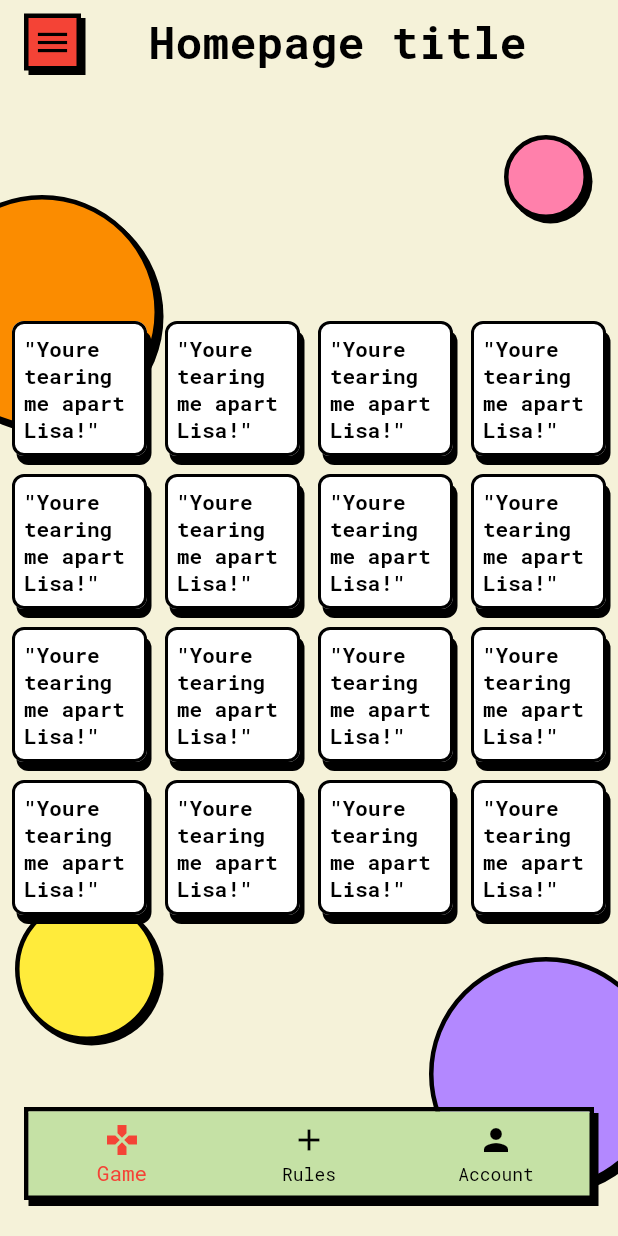
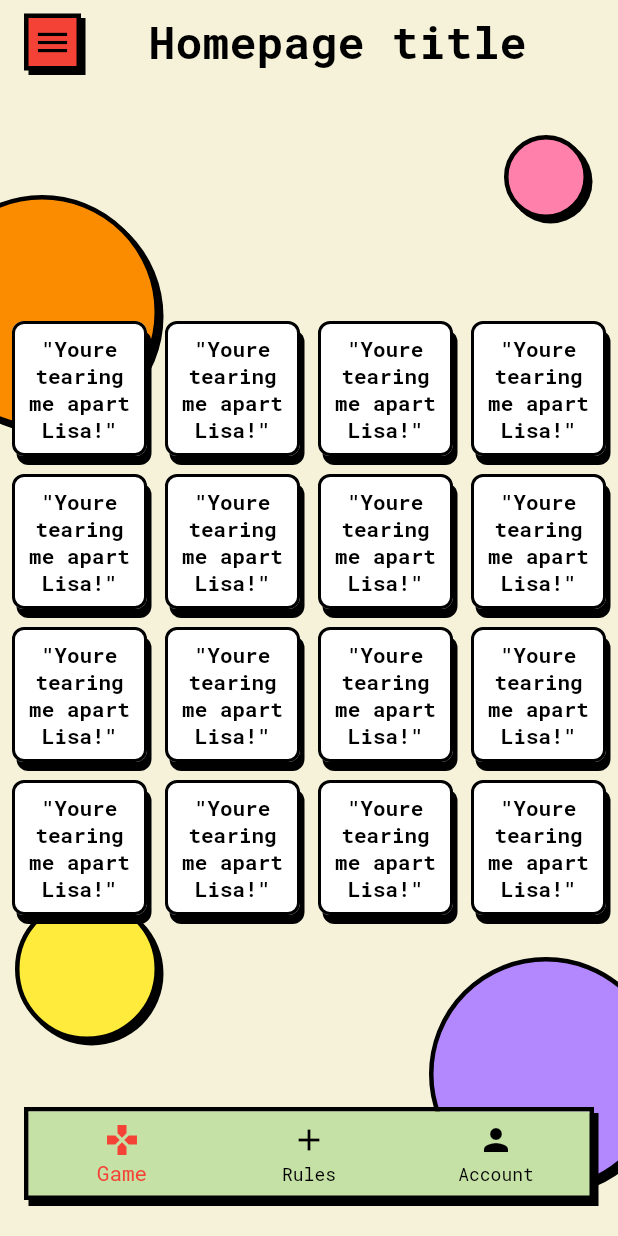
Before and after one commit to alice-ang/bingo, a Flutter app: the HomePage screen opened directly, on a phone screen of 412 x 824 dp. Run offline on Flutter 3.47's test engine with Material 2 defaults, Android fonts, the phone set to English and light mode, and no system bars; drawn by our look-alikes of auto_size_text; our stand-ins replace font_awesome_flutter, google_fonts, lottie; network calls fail.

Commit message:
center text

```diff
--- a/lib/widgets/grid.dart
+++ b/lib/widgets/grid.dart
@@ -86,12 +86,15 @@ class _GridState extends State<Grid> {
                   side: BorderSide(color: Colors.black, width: 2),
                 ),
               ),
-              child: const AutoSizeText(
-                '"Youre tearing me apart Lisa!"',
-                softWrap: true,
-                style: TextStyle(
-                  fontWeight: FontWeight.bold,
-                  color: Colors.black,
+              child: const Center(
+                child: AutoSizeText(
+                  '"Youre tearing me apart Lisa!"',
+                  textAlign: TextAlign.center,
+                  softWrap: true,
+                  style: TextStyle(
+                    fontWeight: FontWeight.bold,
+                    color: Colors.black,
+                  ),
                 ),
               ),
             ),
```
